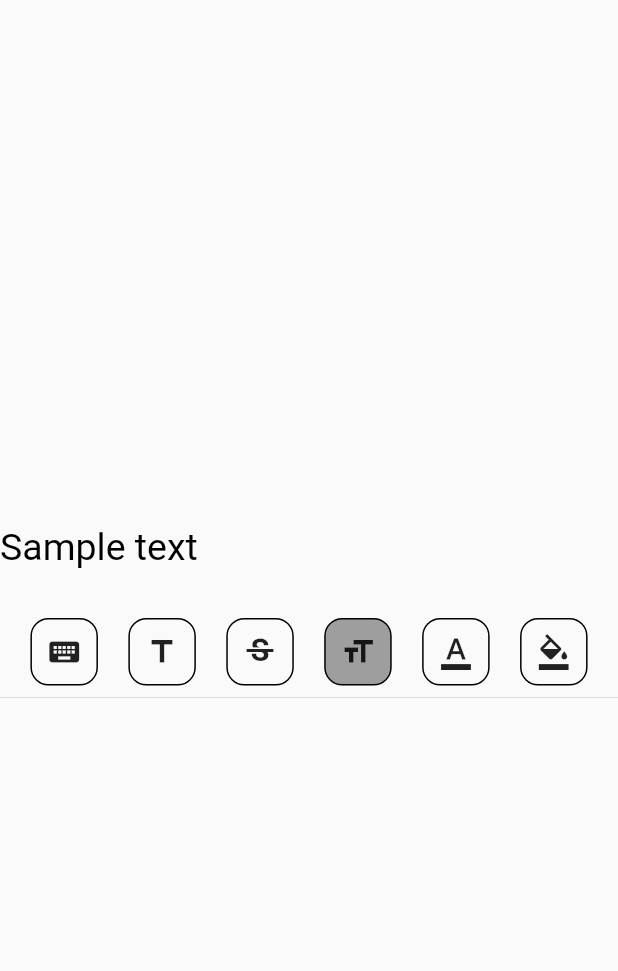
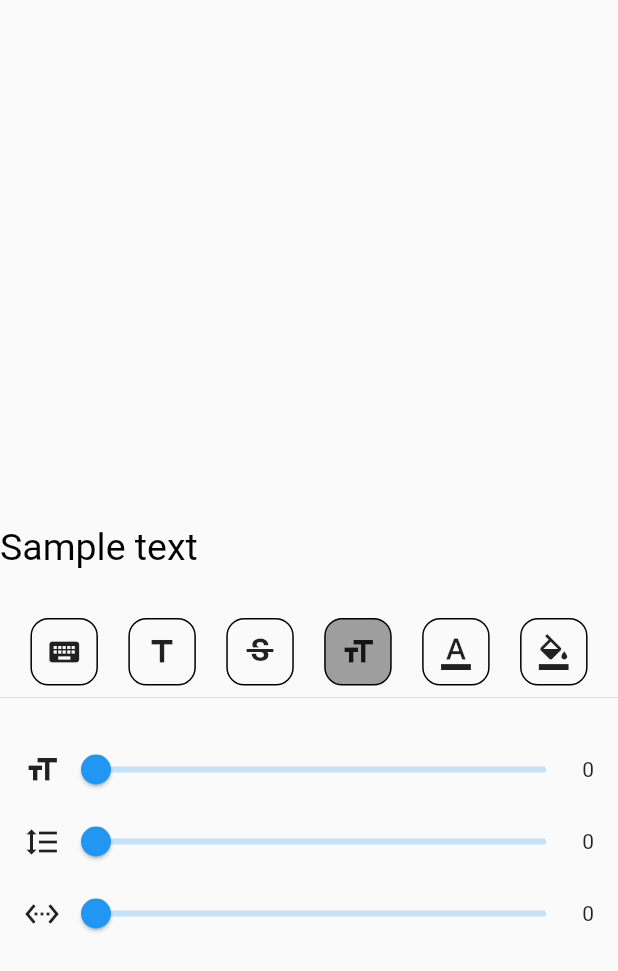
Before and after one commit to mehdizarepour/text-style-editor, a Flutter app: the screen it shows after launch, after a tap on the "format size" icon, on a phone screen of 412 x 824 dp. Shown: the top 971 px of the screen. Run offline on Flutter 3.47's test engine with Material 2 defaults, Android fonts, the phone set to English and light mode, and no system bars; Roboto replaces fonts that are missing (Billabong).

Commit message:
Add FontSizeTool

```diff
--- /dev/null
+++ b/lib/src/font_size_tool.dart
@@ -0,0 +1,86 @@
+import 'package:flutter/material.dart';
+
+class FontSizeTool extends StatefulWidget {
+  final double fontSize;
+  final double letterSpacing;
+  final double letterHeight;
+
+  FontSizeTool({
+    this.fontSize = 0,
+    this.letterSpacing = 0,
+    this.letterHeight = 0,
+  });
+
+  @override
+  _FontSizeToolState createState() => _FontSizeToolState();
+}
+
+class _FontSizeToolState extends State<FontSizeTool> {
+  late double _fontSize;
+  late double _letterSpacing;
+  late double _letterHeight;
+
+  @override
+  void initState() {
+    _fontSize = widget.fontSize;
+    _letterSpacing = widget.letterSpacing;
+    _letterHeight = widget.letterHeight;
+
+    super.initState();
+  }
+
+  @override
+  Widget build(BuildContext context) {
+    return Padding(
+      padding: EdgeInsets.all(16),
+      child: Column(
+        children: [
+          _ReSizeSlider(
+            value: _fontSize,
+            icon: Icons.format_size,
+            onChange: (value) => setState(() => _fontSize = value),
+          ),
+          _ReSizeSlider(
+            value: _letterHeight,
+            icon: Icons.format_line_spacing,
+            onChange: (value) => setState(() => _letterHeight = value),
+          ),
+          _ReSizeSlider(
+            value: _letterSpacing,
+            icon: Icons.settings_ethernet,
+            onChange: (value) => setState(() => _letterSpacing = value),
+          ),
+        ],
+      ),
+    );
+  }
+}
+
+class _ReSizeSlider extends StatelessWidget {
+  final double value;
+  final IconData icon;
+  final Function(double) onChange;
+
+  _ReSizeSlider({
+    required this.value,
+    required this.icon,
+    required this.onChange,
+  });
+  @override
+  Widget build(BuildContext context) {
+    return Row(
+      children: [
+        Icon(icon),
+        Expanded(
+          child: Slider(
+            value: value,
+            onChanged: onChange,
+            min: 0,
+            max: 100,
+          ),
+        ),
+        Text(value.toInt().toString()),
+      ],
+    );
+  }
+}
--- a/lib/text_style_editor.dart
+++ b/lib/text_style_editor.dart
@@ -3,6 +3,7 @@ library text_style_editor;
 import 'package:flutter/material.dart';
 
 import 'src/font_family_tool.dart';
+import 'src/font_size_tool.dart';
 import 'src/text_format_tool.dart';
 import 'src/toolbar.dart';
 
@@ -46,6 +47,8 @@ class _TextStyleEditorState extends State<TextStyleEditor> {
                     onTextFormatEdited: (bold, italic, caps) {},
                     onTextAlignEdited: (align) {},
                   );
+                case ToolbarAction.fontSize:
+                  return FontSizeTool();
                 default:
                   return Container();
               }
```
